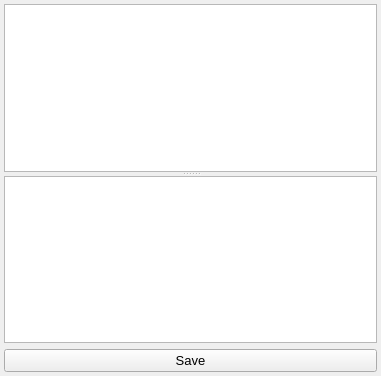
Before: the Qt Designer form UIs/nPhysProperties.ui in NeutrinoToolkit/Neutrino, drawn with Qt 5.
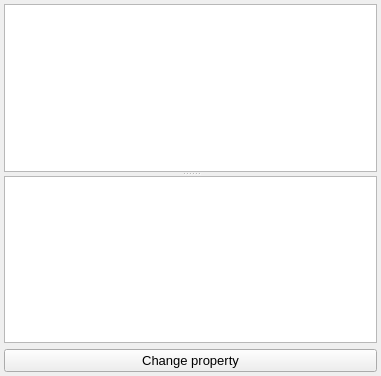
After: the same form once the commit is applied.

Diff of the .ui file:
```diff
--- a/UIs/nPhysProperties.ui
+++ b/UIs/nPhysProperties.ui
@@ -68,7 +68,7 @@
        </font>
       </property>
       <property name="text">
-       <string>Save</string>
+       <string>Change property</string>
       </property>
      </widget>
     </item>
```
